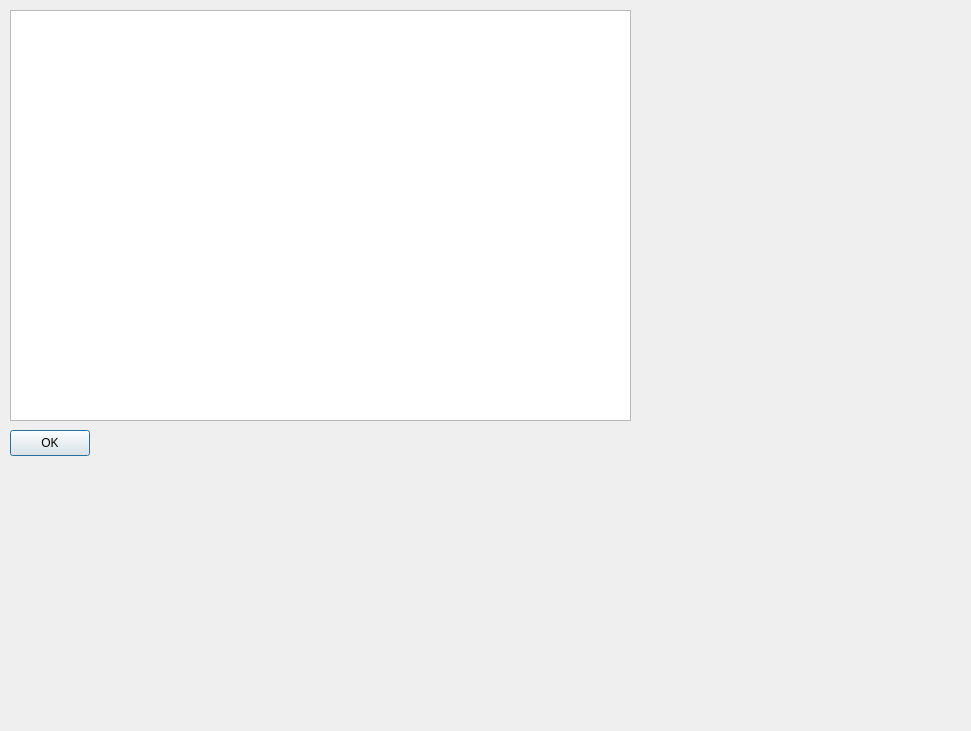
Qt form ui/about.ui (lifs-tools/lipidspace) before a commit.
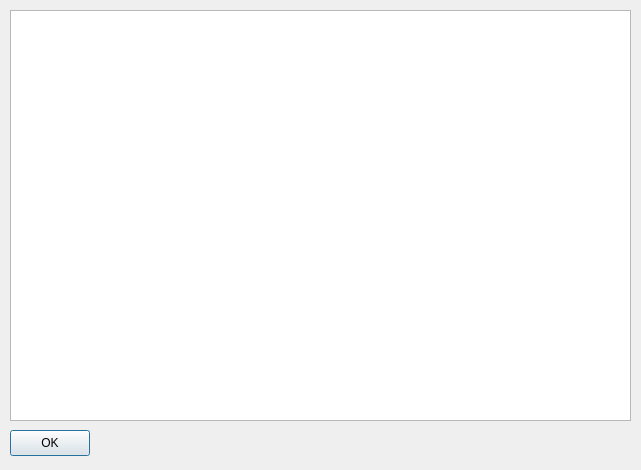
The same form after that commit. Custom widgets are drawn as their Qt base class.

Commit message: added scalable push buttons for starting tutorials into the home tab

Diff of the .ui file:
```diff
--- a/ui/about.ui
+++ b/ui/about.ui
@@ -6,8 +6,8 @@
    <rect>
     <x>0</x>
     <y>0</y>
-    <width>971</width>
-    <height>731</height>
+    <width>641</width>
+    <height>470</height>
    </rect>
   </property>
   <property name="windowTitle">
```
The commit also changes 5 other files.
